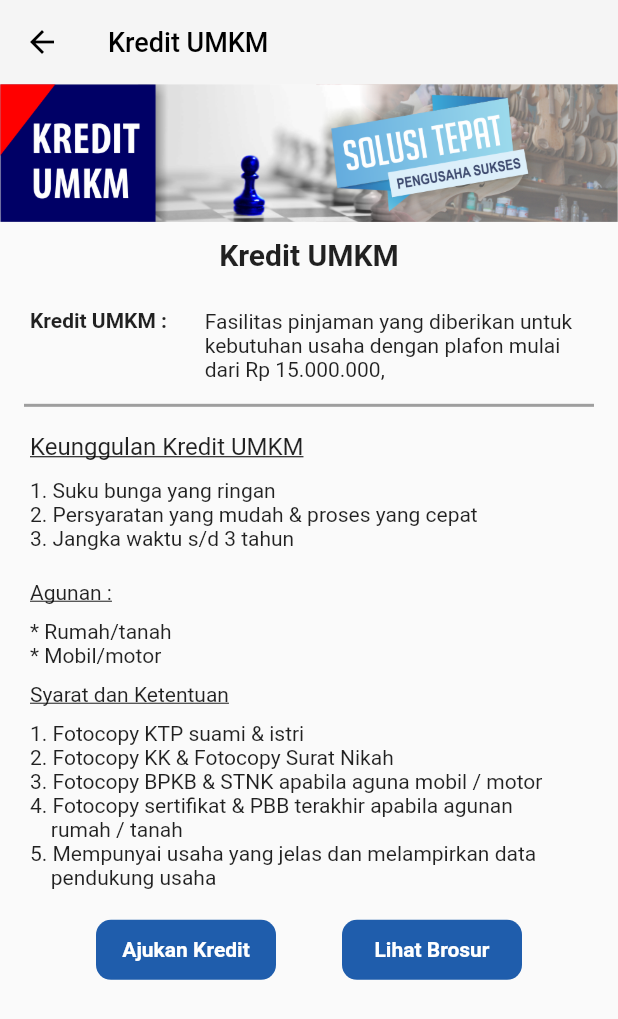
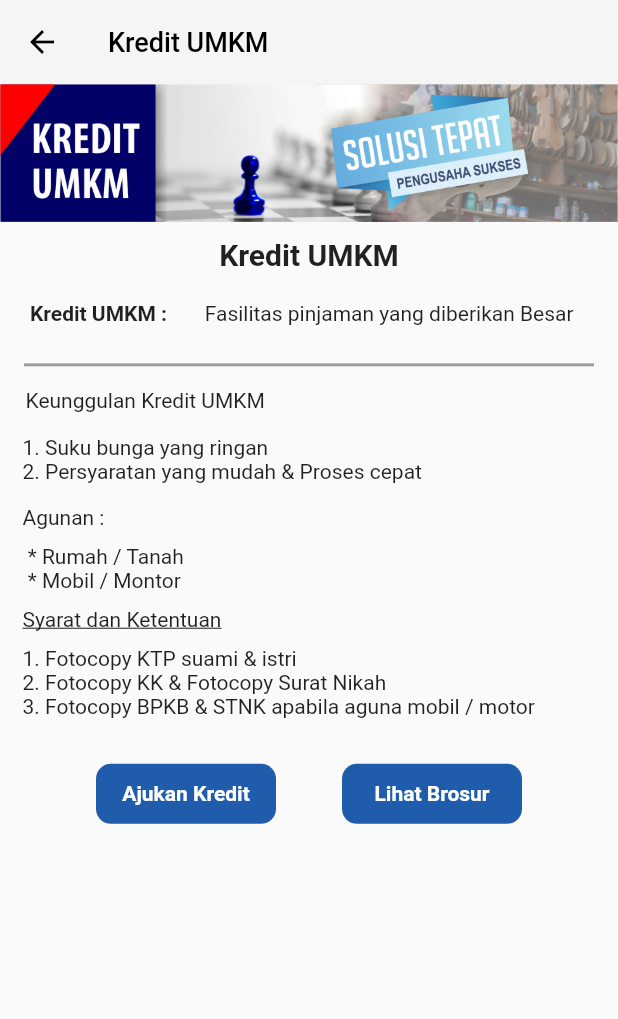
Before and after one commit to ferifajariandi/submisson_dicoding_v3, a Flutter app: the Homepage screen opened directly, after a tap on "Kredit UMKM", on a phone screen of 412 x 824 dp. Shown: the top 1019 px of the screen. Run offline on Flutter 3.47's test engine with Material 2 defaults, Android fonts, the phone set to English and light mode, and no system bars; our stand-ins replace animated_splash_screen, carousel_slider, flutter_spinkit.

Commit message:
Submission Dicoding v3

```diff
--- a/lib/homepage/berita/hitungkredit.dart
+++ b/lib/homepage/berita/hitungkredit.dart
@@ -75,7 +75,6 @@ class _HitungKreditScreenState extends State<HitungKreditScreen> {
                             ]
                         ),
                         width: MediaQuery.of(context).size.width,
-                        height: MediaQuery.of(context).size.width,
                         child: Container(
                           margin: EdgeInsets.all(5),
 
@@ -201,12 +200,12 @@ class _HitungKreditScreenState extends State<HitungKreditScreen> {
                                     ),
                                   ),
                                 ),
+
                                 GestureDetector(
                                   child: Row(
                                     mainAxisAlignment: MainAxisAlignment.spaceEvenly,
                                     children: [
                                       ButtonKirimHasil(title: "Hasil",),
-                                      ButtonKirimHasil(title: "Ajukan Kredit",)
                                     ],
                                   ),
                                 )
@@ -243,7 +242,7 @@ class ButtonKirimHasil extends StatelessWidget {
           borderRadius: BorderRadius.circular(10),
           color: kPrimaryColor,
         ),
-        width: 120,
+        width: MediaQuery.of(context).size.width / 1.5,
         height: 40,
         child: TextButton(
           onPressed: (){},
--- a/lib/homepage/berita/kredit_umkm.dart
+++ b/lib/homepage/berita/kredit_umkm.dart
@@ -11,7 +11,8 @@ class KreditUmkmScreen extends StatelessWidget {
   Widget build(BuildContext context) {
     return Scaffold(
       appBar: AppBar(
-        title: Text("Kredit UMKM",
+        title: Text(
+          "Kredit UMKM",
           style: TextStyle(
             color: Colors.black,
             fontSize: 18,
@@ -20,8 +21,9 @@ class KreditUmkmScreen extends StatelessWidget {
         elevation: 0,
         backgroundColor: Colors.grey[100],
         leading: GestureDetector(
-          onTap: (){
-            Navigator.push(context, MaterialPageRoute(builder: (context) => Homepage()));
+          onTap: () {
+            Navigator.push(
+                context, MaterialPageRoute(builder: (context) => Homepage()));
           },
           child: Icon(
             Icons.arrow_back,
@@ -39,7 +41,8 @@ class KreditUmkmScreen extends StatelessWidget {
           child: Container(
             child: Column(
               children: [
-                Center(child: Image.asset("assets/images/umkm.png"),
+                Center(
+                  child: Image.asset("assets/images/umkm.png"),
                 ),
                 Column(
                   children: [
@@ -50,7 +53,8 @@ class KreditUmkmScreen extends StatelessWidget {
                           Padding(
                             padding: const EdgeInsets.only(top: 10),
                             child: Text(
-                              "Kredit UMKM",style: TextStyle(
+                              "Kredit UMKM",
+                              style: TextStyle(
                                   fontSize: 20, fontWeight: FontWeight.bold),
                             ),
                           ),
@@ -58,18 +62,24 @@ class KreditUmkmScreen extends StatelessWidget {
                             child: Row(
                               children: [
                                 Padding(
-                                  padding: const EdgeInsets.fromLTRB(20,2,10,10),
+                                  padding:
+                                      const EdgeInsets.fromLTRB(20, 20, 10, 10),
                                   child: Container(
-                                    width: MediaQuery.of(context).size.width/4,
-                                    child: Text("Kredit UMKM :", style: TextStyle(
+                                    width:
+                                        MediaQuery.of(context).size.width / 4,
+                                    child: Text(
+                                      "Kredit UMKM :",
+                                      style: TextStyle(
                                         fontWeight: FontWeight.bold,
                                       ),
                                     ),
                                   ),
                                 ),
                                 Padding(
-                                  padding: const EdgeInsets.only(top: 25),
-                                  child: Text(" Fasilitas pinjaman yang diberikan untuk \n kebutuhan usaha dengan plafon mulai \n dari Rp 15.000.000,"),
+                                  padding: const EdgeInsets.only(top: 10),
+                                  child: Expanded(
+                                      child: Text(
+                                          " Fasilitas pinjaman yang diberikan Besar")),
                                 ),
                               ],
                             ),
@@ -82,83 +92,66 @@ class KreditUmkmScreen extends StatelessWidget {
                               color: Colors.grey,
                             ),
                           ),
-                          Container(
+                          Padding(
+                            padding: const EdgeInsets.only(left: 17),
                             child: Row(
                               children: [
-                                Padding(
-                                  padding: const EdgeInsets.fromLTRB(20,2,20,10),
-                                  child: Text("Keunggulan Kredit UMKM",
-                                    style: TextStyle(
-                                        decoration: TextDecoration.underline,
-                                        fontSize: 16
-                                    ),
-                                  ),
+                                Expanded(
+                                  child: Text("Keunggulan Kredit UMKM"),
                                 ),
                               ],
                             ),
                           ),
-                          Container(
+                          Padding(
+                            padding: const EdgeInsets.all(15),
                             child: Row(
                               children: [
-                                Padding(
-                                  padding: const EdgeInsets.fromLTRB(20,2,10,20),
-                                  child: Text("1. Suku bunga yang ringan\n"
-                                      "2. Persyaratan yang mudah & proses yang cepat\n"
-                                      "3. Jangka waktu s/d 3 tahun"),
-                                ),
+                                Expanded(
+                                    child: Text(
+                                  "1. Suku bunga yang ringan \n2. Persyaratan yang mudah & Proses cepat",
+                                ))
                               ],
                             ),
                           ),
-                          Container(
+                          Padding(
+                            padding:
+                                const EdgeInsets.only(left: 15, bottom: 10),
+                            child: Row(
+                              children: [Expanded(child: Text("Agunan :"))],
+                            ),
+                          ),
+                          Padding(
+                            padding:
+                                const EdgeInsets.only(left: 15, bottom: 10),
                             child: Row(
                               children: [
-                                Padding(
-                                  padding: const EdgeInsets.fromLTRB(20,0,10,10),
-                                  child: Text("Agunan :", style: TextStyle(
-                                      decoration: TextDecoration.underline
-                                  ),
-                                  ),
-                                )
+                                Expanded(
+                                    child: Text(
+                                        " * Rumah / Tanah\n * Mobil / Montor"))
                               ],
                             ),
                           ),
-                          Container(
+                          Padding(
+                            padding:
+                                const EdgeInsets.only(left: 15, bottom: 10),
                             child: Row(
                               children: [
-                                Padding(
-                                  padding: const EdgeInsets.only(left: 20),
-                                  child: Text("* Rumah/tanah\n"
-                                      "* Mobil/motor"),
-                                ),
+                                Expanded(
+                                    child: Text(
+                                  "Syarat dan Ketentuan",
+                                  style: TextStyle(
+                                      decoration: TextDecoration.underline),
+                                ))
                               ],
                             ),
                           ),
-                          Container(
+                          Padding(
+                            padding: const EdgeInsets.only(left: 15, bottom: 10),
                             child: Row(
                               children: [
-                                Padding(
-                                  padding: const EdgeInsets.only(left: 20, top: 10),
-                                  child: Text("Syarat dan Ketentuan", style: TextStyle(
-                                      decoration: TextDecoration.underline
-                                  ),
-                                  ),
-                                )
-                              ],
-                            ),
-                          ),
-                          Container(
-                            width: MediaQuery.of(context).size.width,
-                            child: Row(
-                              children: [
-                                Padding(
-                                  padding: const EdgeInsets.only(left: 20, top: 10),
-                                  child: Text("1. Fotocopy KTP suami & istri\n"
-                                      "2. Fotocopy KK & Fotocopy Surat Nikah\n"
-                                      "3. Fotocopy BPKB & STNK apabila aguna mobil / motor\n"
-                                      "4. Fotocopy sertifikat & PBB terakhir apabila agunan \n    rumah / tanah\n"
-                                      "5. Mempunyai usaha yang jelas dan melampirkan data \n    pendukung usaha",
-                                  ),
-                                )
+                                Expanded(
+                                    child: Text(
+                                        "1. Fotocopy KTP suami & istri\n2. Fotocopy KK & Fotocopy Surat Nikah\n3. Fotocopy BPKB & STNK apabila aguna mobil / motor"))
                               ],
                             ),
                           ),
@@ -166,10 +159,15 @@ class KreditUmkmScreen extends StatelessWidget {
                             padding: const EdgeInsets.all(20.0),
                             child: GestureDetector(
                               child: Row(
-                                mainAxisAlignment: MainAxisAlignment.spaceEvenly,
+                                mainAxisAlignment:
+                                    MainAxisAlignment.spaceEvenly,
                                 children: [
-                                  ButtonPengajuan(title: "Ajukan Kredit",),
-                                  ButtonPengajuan(title: "Lihat Brosur",),
+                                  ButtonPengajuan(
+                                    title: "Ajukan Kredit",
+                                  ),
+                                  ButtonPengajuan(
+                                    title: "Lihat Brosur",
+                                  ),
                                 ],
                               ),
                             ),
@@ -207,16 +205,14 @@ class ButtonPengajuan extends StatelessWidget {
         color: kPrimaryColor,
       ),
       child: TextButton(
-          onPressed: (){
-
-          },
+          onPressed: () {},
           child: Text(
-            title, style: TextStyle(
+            title,
+            style: TextStyle(
               color: Colors.white,
               fontWeight: FontWeight.bold,
             ),
-          )
-      ),
+          )),
     );
   }
 }
--- a/lib/homepage/berita/tabungan_makmur.dart
+++ b/lib/homepage/berita/tabungan_makmur.dart
@@ -81,10 +81,11 @@ class TabunganMakmurScreen extends StatelessWidget {
                     padding: const EdgeInsets.only(left: 25, top: 5),
                     child: Row(
                       children: [
-                        Text("* Suku bunga yang menarik\n"
-                            "* Bunga yang dihitung atas saldo harian\n"
-                            "* Bebas biaya administrasi bulanan\n"
-                            "* Aman, karena simpanan dijamin oleh Lembaga Penjamin")
+                        Expanded(
+                          child: Text("* Suku bunga yang menarik\n"
+                              "* Bunga yang dihitung atas saldo harian\n"
+                              "* Bebas biaya administrasi bulanan\n"),
+                        )
                       ],
                     ),
                   ),
--- a/lib/homepage/homepage.dart
+++ b/lib/homepage/homepage.dart
@@ -196,7 +196,7 @@ class _CarouselWithIndicatorState extends State<Homepage> {
               ),
               Center(
                 child: Container(
-                  width: MediaQuery.of(context).size.width,
+                  width: MediaQuery.of(context).size.width / 1,
                   decoration: BoxDecoration(
                       color: Colors.white,
                       borderRadius: const BorderRadius.only(
@@ -302,7 +302,7 @@ class _CarouselWithIndicatorState extends State<Homepage> {
 
               // Button ICON CONTAINER KE 2
               Container(
-                width: MediaQuery.of(context).size.width,
+                width: MediaQuery.of(context).size.width / 1,
                 color: Colors.white,
                 child: Padding(
                   padding:
@@ -397,7 +397,7 @@ class _CarouselWithIndicatorState extends State<Homepage> {
 
               //Awal Container button icons 3
               Container(
-                width: MediaQuery.of(context).size.width,
+                width: MediaQuery.of(context).size.width / 1,
                 color: Colors.white,
                 child: Padding(
                   padding:
@@ -492,7 +492,7 @@ class _CarouselWithIndicatorState extends State<Homepage> {
 
 
               Container(
-                width: MediaQuery.of(context).size.width,
+                width: MediaQuery.of(context).size.width / 1,
                 color: Colors.white,
                 child: Padding(
                   padding:
@@ -588,7 +588,7 @@ class _CarouselWithIndicatorState extends State<Homepage> {
                   padding: const EdgeInsets.only(bottom: 10),
                   child: Container(
                     color: Colors.white,
-                    width: MediaQuery.of(context).size.width,
+                    width: MediaQuery.of(context).size.width / 1,
                     child: Column(
                       children: [
                         Padding(
@@ -838,7 +838,7 @@ class _CarouselWithIndicatorState extends State<Homepage> {
               Padding(
                 padding: const EdgeInsets.only(top: 10),
                 child: Container(
-                  width: MediaQuery.of(context).size.width,
+                  width: MediaQuery.of(context).size.width / 1,
                   color: Colors.white,
                   child: Column(
                     children: [
@@ -859,8 +859,6 @@ class _CarouselWithIndicatorState extends State<Homepage> {
                           children: [
                             Image.asset("assets/images/ojk.png", width: 130,),
                             Image.asset("assets/images/lps.png", width: 110, height: 60,),
-                            Image.asset("assets/images/mhn.png", width: 80,),
-                            Image.asset("assets/images/wm.png", width: 40,),
                           ],
                         ),
                       ),
```
Lines whose indentation alone changed are shown as unchanged.
